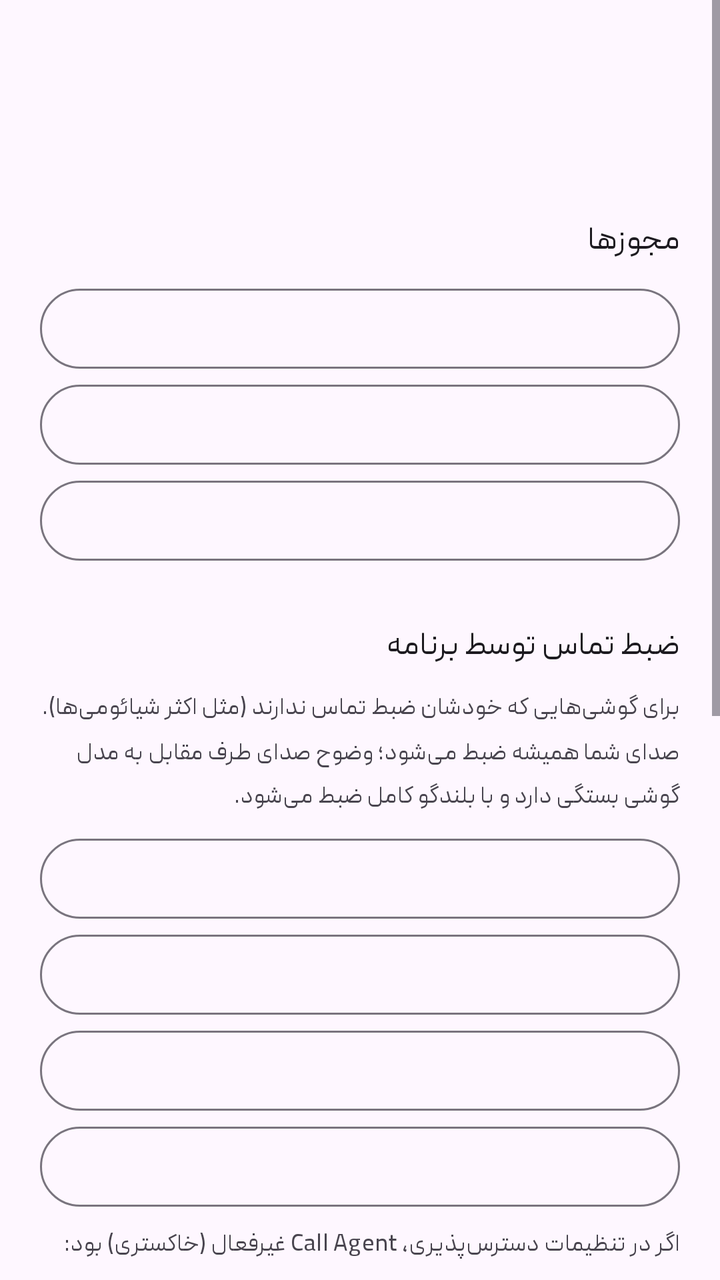
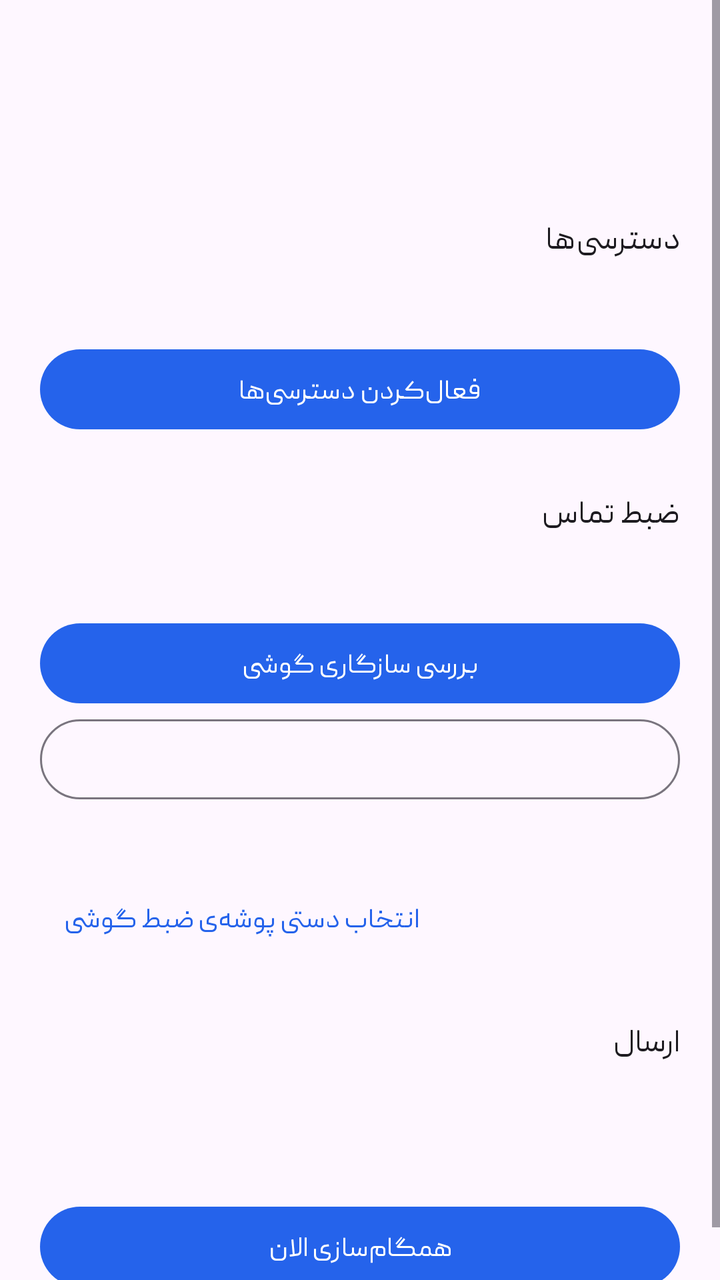

Before-and-after screenshots of an Android layout around one commit, followed by the original layout XML and the change that was made.
<!-- AndroidManifest.xml: application theme Theme.CallAgent -->
<!-- res/layout/activity_main.xml -->
<?xml version="1.0" encoding="utf-8"?>
<ScrollView xmlns:android="http://schemas.android.com/apk/res/android"
    android:layout_width="match_parent"
    android:layout_height="match_parent">

    <LinearLayout
        android:layout_width="match_parent"
        android:layout_height="wrap_content"
        android:orientation="vertical"
        android:padding="20dp">

        <TextView
            android:id="@+id/title"
            android:layout_width="match_parent"
            android:layout_height="wrap_content"
            android:textAppearance="?attr/textAppearanceHeadlineSmall" />

        <TextView
            android:id="@+id/server"
            android:layout_width="match_parent"
            android:layout_height="wrap_content"
            android:layout_marginTop="4dp"
            android:textAppearance="?attr/textAppearanceBodySmall" />

        <LinearLayout
            android:id="@+id/revoked_box"
            android:layout_width="match_parent"
            android:layout_height="wrap_content"
            android:layout_marginTop="16dp"
            android:orientation="vertical"
            android:visibility="gone">

            <TextView
                android:layout_width="match_parent"
                android:layout_height="wrap_content"
                android:text="@string/revoked"
                android:textColor="@color/bad" />

            <com.google.android.material.button.MaterialButton
                android:id="@+id/reactivate"
                android:layout_width="match_parent"
                android:layout_height="wrap_content"
                android:text="@string/reactivate" />
        </LinearLayout>

        
        <TextView
            style="@style/SectionTitle"
            android:text="@string/section_permissions" />

        <com.google.android.material.button.MaterialButton
            android:id="@+id/perm_call_log"
            style="@style/PermButton" />

        <com.google.android.material.button.MaterialButton
            android:id="@+id/perm_audio"
            style="@style/PermButton" />

        <com.google.android.material.button.MaterialButton
            android:id="@+id/perm_battery"
            style="@style/PermButton" />

        
        <TextView
            style="@style/SectionTitle"
            android:text="@string/section_inapp" />

        <TextView
            android:layout_width="match_parent"
            android:layout_height="wrap_content"
            android:layout_marginBottom="8dp"
            android:lineSpacingMultiplier="1.3"
            android:text="@string/inapp_intro"
            android:textAppearance="?attr/textAppearanceBodySmall" />

        <com.google.android.material.button.MaterialButton
            android:id="@+id/perm_mic"
            style="@style/PermButton" />

        <com.google.android.material.button.MaterialButton
            android:id="@+id/perm_phone"
            style="@style/PermButton" />

        <com.google.android.material.button.MaterialButton
            android:id="@+id/perm_notify"
            style="@style/PermButton" />

        <com.google.android.material.button.MaterialButton
            android:id="@+id/accessibility"
            style="@style/PermButton" />

        <TextView
            android:id="@+id/restricted_hint"
            android:layout_width="match_parent"
            android:layout_height="wrap_content"
            android:layout_marginTop="4dp"
            android:lineSpacingMultiplier="1.3"
            android:text="@string/restricted_hint"
            android:textAppearance="?attr/textAppearanceBodySmall" />

        <com.google.android.material.button.MaterialButton
            android:id="@+id/open_app_settings"
            style="@style/Widget.Material3.Button.TextButton"
            android:layout_width="wrap_content"
            android:layout_height="wrap_content"
            android:text="@string/open_app_settings" />

        <com.google.android.material.button.MaterialButton
            android:id="@+id/audio_source"
            style="@style/PermButton" />

        
        <TextView
            style="@style/SectionTitle"
            android:text="@string/section_recordings" />

        <com.google.android.material.button.MaterialButton
            android:id="@+id/check_compat"
            android:layout_width="match_parent"
            android:layout_height="wrap_content"
            android:text="@string/check_compat" />

        <TextView
            android:id="@+id/compat_result"
            android:layout_width="match_parent"
            android:layout_height="wrap_content"
            android:layout_marginTop="8dp"
            android:lineSpacingMultiplier="1.3"
            android:visibility="gone" />

        <TextView
            android:id="@+id/folder"
            android:layout_width="match_parent"
            android:layout_height="wrap_content"
            android:layout_marginTop="12dp"
            android:textAppearance="?attr/textAppearanceBodySmall" />

        <com.google.android.material.button.MaterialButton
            android:id="@+id/pick_folder"
            style="@style/Widget.Material3.Button.TextButton"
            android:layout_width="wrap_content"
            android:layout_height="wrap_content"
            android:text="@string/pick_folder" />

        
        <TextView
            style="@style/SectionTitle"
            android:text="@string/section_queue" />

        <TextView
            android:id="@+id/queue"
            android:layout_width="match_parent"
            android:layout_height="wrap_content"
            android:lineSpacingMultiplier="1.3" />

        <TextView
            android:id="@+id/last_sync"
            android:layout_width="match_parent"
            android:layout_height="wrap_content"
            android:layout_marginTop="4dp"
            android:textAppearance="?attr/textAppearanceBodySmall" />

        <TextView
            android:id="@+id/last_error"
            android:layout_width="match_parent"
            android:layout_height="wrap_content"
            android:layout_marginTop="4dp"
            android:textColor="@color/bad"
            android:visibility="gone" />

        <com.google.android.material.button.MaterialButton
            android:id="@+id/sync_now"
            android:layout_width="match_parent"
            android:layout_height="wrap_content"
            android:layout_marginTop="12dp"
            android:text="@string/sync_now" />
    </LinearLayout>
</ScrollView>
<!-- resources referenced by this layout -->
<resources>
  <color name="bad">#B91C1C</color>
  <string name="check_compat">بررسی سازگاری گوشی</string>
  <string name="inapp_intro">برای گوشی‌هایی که خودشان ضبط تماس ندارند (مثل اکثر شیائومی‌ها). صدای شما همیشه ضبط می‌شود؛ وضوح صدای طرف مقابل به مدل گوشی بستگی دارد و با بلندگو کامل ضبط می‌شود.</string>
  <string name="open_app_settings">باز کردن تنظیمات برنامه</string>
  <string name="pick_folder">انتخاب دستی پوشه‌ی ضبط</string>
  <string name="reactivate">فعال‌سازی دوباره</string>
  <string name="restricted_hint">اگر در تنظیمات دسترس‌پذیری، Call Agent غیرفعال (خاکستری) بود: تنظیمات برنامه را باز کنید، از منوی ⋮ بالای صفحه «اجازه به تنظیمات محدود» (Allow restricted settings) را بزنید و دوباره امتحان کنید.</string>
  <string name="revoked">این گوشی توسط مدیر غیرفعال شده است.</string>
  <string name="section_inapp">ضبط تماس توسط برنامه</string>
  <string name="section_permissions">مجوزها</string>
  <string name="section_queue">ارسال</string>
  <string name="section_recordings">ضبط تماس</string>
  <string name="sync_now">همگام‌سازی الان</string>
  <style name="PermButton" parent="Widget.Material3.Button.OutlinedButton">
          <item name="android:layout_width">match_parent</item>
          <item name="android:layout_height">wrap_content</item>
          <item name="android:gravity">start|center_vertical</item>
      </style>
  <style name="SectionTitle">
          <item name="android:layout_width">match_parent</item>
          <item name="android:layout_height">wrap_content</item>
          <item name="android:layout_marginTop">24dp</item>
          <item name="android:layout_marginBottom">8dp</item>
          <item name="android:textAppearance">?attr/textAppearanceTitleMedium</item>
      </style>
  <color name="brand">#2563EB</color>
  <style name="PeydaTextView" parent="Widget.AppCompat.TextView">
          <item name="android:fontFamily">@font/peyda</item>
      </style>
  <style name="Peyda.HeadlineSmall" parent="TextAppearance.Material3.HeadlineSmall">
          <item name="fontFamily">@font/peyda_semibold</item>
          <item name="android:fontFamily">@font/peyda_semibold</item>
      </style>
  <style name="Peyda.TitleMedium" parent="TextAppearance.Material3.TitleMedium">
          <item name="fontFamily">@font/peyda_semibold</item>
          <item name="android:fontFamily">@font/peyda_semibold</item>
      </style>
  <style name="Peyda.TitleSmall" parent="TextAppearance.Material3.TitleSmall">
          <item name="fontFamily">@font/peyda_medium</item>
          <item name="android:fontFamily">@font/peyda_medium</item>
      </style>
  <style name="Peyda.BodyLarge" parent="TextAppearance.Material3.BodyLarge">
          <item name="fontFamily">@font/peyda</item>
          <item name="android:fontFamily">@font/peyda</item>
      </style>
  <style name="Peyda.BodyMedium" parent="TextAppearance.Material3.BodyMedium">
          <item name="fontFamily">@font/peyda</item>
          <item name="android:fontFamily">@font/peyda</item>
      </style>
  <style name="Peyda.BodySmall" parent="TextAppearance.Material3.BodySmall">
          <item name="fontFamily">@font/peyda</item>
          <item name="android:fontFamily">@font/peyda</item>
      </style>
  <style name="Peyda.LabelLarge" parent="TextAppearance.Material3.LabelLarge">
          <item name="fontFamily">@font/peyda_medium</item>
          <item name="android:fontFamily">@font/peyda_medium</item>
      </style>
  <style name="Peyda.LabelMedium" parent="TextAppearance.Material3.LabelMedium">
          <item name="fontFamily">@font/peyda_medium</item>
          <item name="android:fontFamily">@font/peyda_medium</item>
      </style>
  <style name="Peyda.LabelSmall" parent="TextAppearance.Material3.LabelSmall">
          <item name="fontFamily">@font/peyda_medium</item>
          <item name="android:fontFamily">@font/peyda_medium</item>
      </style>
</resources>

<!-- the commit's change to res/layout/activity_main.xml (unified diff, before → after) -->
@@ -1,7 +1,9 @@
 <?xml version="1.0" encoding="utf-8"?>
 <ScrollView xmlns:android="http://schemas.android.com/apk/res/android"
+    android:id="@+id/root"
     android:layout_width="match_parent"
-    android:layout_height="match_parent">
+    android:layout_height="match_parent"
+    android:clipToPadding="false">
 
     <LinearLayout
         android:layout_width="match_parent"
@@ -48,85 +50,40 @@
             style="@style/SectionTitle"
             android:text="@string/section_permissions" />
 
-        <com.google.android.material.button.MaterialButton
-            android:id="@+id/perm_call_log"
-            style="@style/PermButton" />
+        <TextView
+            android:id="@+id/perm_status"
+            android:layout_width="match_parent"
+            android:layout_height="wrap_content"
+            android:lineSpacingMultiplier="1.3" />
 
         <com.google.android.material.button.MaterialButton
-            android:id="@+id/perm_audio"
-            style="@style/PermButton" />
-
-        <com.google.android.material.button.MaterialButton
-            android:id="@+id/perm_battery"
-            style="@style/PermButton" />
-
-        
-        <TextView
-            style="@style/SectionTitle"
-            android:text="@string/section_inapp" />
-
-        <TextView
+            android:id="@+id/fix_permissions"
             android:layout_width="match_parent"
             android:layout_height="wrap_content"
-            android:layout_marginBottom="8dp"
-            android:lineSpacingMultiplier="1.3"
-            android:text="@string/inapp_intro"
-            android:textAppearance="?attr/textAppearanceBodySmall" />
-
-        <com.google.android.material.button.MaterialButton
-            android:id="@+id/perm_mic"
-            style="@style/PermButton" />
-
-        <com.google.android.material.button.MaterialButton
-            android:id="@+id/perm_phone"
-            style="@style/PermButton" />
-
-        <com.google.android.material.button.MaterialButton
-            android:id="@+id/perm_notify"
-            style="@style/PermButton" />
-
-        <com.google.android.material.button.MaterialButton
-            android:id="@+id/accessibility"
-            style="@style/PermButton" />
-
-        <TextView
-            android:id="@+id/restricted_hint"
-            android:layout_width="match_parent"
-            android:layout_height="wrap_content"
-            android:layout_marginTop="4dp"
-            android:lineSpacingMultiplier="1.3"
-            android:text="@string/restricted_hint"
-            android:textAppearance="?attr/textAppearanceBodySmall" />
-
-        <com.google.android.material.button.MaterialButton
-            android:id="@+id/open_app_settings"
-            style="@style/Widget.Material3.Button.TextButton"
-            android:layout_width="wrap_content"
-            android:layout_height="wrap_content"
-            android:text="@string/open_app_settings" />
-
-        <com.google.android.material.button.MaterialButton
-            android:id="@+id/audio_source"
-            style="@style/PermButton" />
+            android:layout_marginTop="8dp"
+            android:text="@string/fix_permissions" />
 
         
         <TextView
             style="@style/SectionTitle"
             android:text="@string/section_recordings" />
 
+        <TextView
+            android:id="@+id/rec_mode"
+            android:layout_width="match_parent"
+            android:layout_height="wrap_content"
+            android:lineSpacingMultiplier="1.3" />
+
         <com.google.android.material.button.MaterialButton
             android:id="@+id/check_compat"
             android:layout_width="match_parent"
             android:layout_height="wrap_content"
+            android:layout_marginTop="8dp"
             android:text="@string/check_compat" />
 
-        <TextView
-            android:id="@+id/compat_result"
-            android:layout_width="match_parent"
-            android:layout_height="wrap_content"
-            android:layout_marginTop="8dp"
-            android:lineSpacingMultiplier="1.3"
-            android:visibility="gone" />
+        <com.google.android.material.button.MaterialButton
+            android:id="@+id/audio_source"
+            style="@style/PermButton" />
 
         <TextView
             android:id="@+id/folder"
<!-- resource entries referenced after the edit -->
@@ -2,14 +2,11 @@
 <resources>
   <color name="bad">#B91C1C</color>
   <string name="check_compat">بررسی سازگاری گوشی</string>
-  <string name="inapp_intro">برای گوشی‌هایی که خودشان ضبط تماس ندارند (مثل اکثر شیائومی‌ها). صدای شما همیشه ضبط می‌شود؛ وضوح صدای طرف مقابل به مدل گوشی بستگی دارد و با بلندگو کامل ضبط می‌شود.</string>
-  <string name="open_app_settings">باز کردن تنظیمات برنامه</string>
-  <string name="pick_folder">انتخاب دستی پوشه‌ی ضبط</string>
+  <string name="fix_permissions">فعال‌کردن دسترسی‌ها</string>
+  <string name="pick_folder">انتخاب دستی پوشه‌ی ضبط گوشی</string>
   <string name="reactivate">فعال‌سازی دوباره</string>
-  <string name="restricted_hint">اگر در تنظیمات دسترس‌پذیری، Call Agent غیرفعال (خاکستری) بود: تنظیمات برنامه را باز کنید، از منوی ⋮ بالای صفحه «اجازه به تنظیمات محدود» (Allow restricted settings) را بزنید و دوباره امتحان کنید.</string>
   <string name="revoked">این گوشی توسط مدیر غیرفعال شده است.</string>
-  <string name="section_inapp">ضبط تماس توسط برنامه</string>
-  <string name="section_permissions">مجوزها</string>
+  <string name="section_permissions">دسترسی‌ها</string>
   <string name="section_queue">ارسال</string>
   <string name="section_recordings">ضبط تماس</string>
   <string name="sync_now">همگام‌سازی الان</string>
